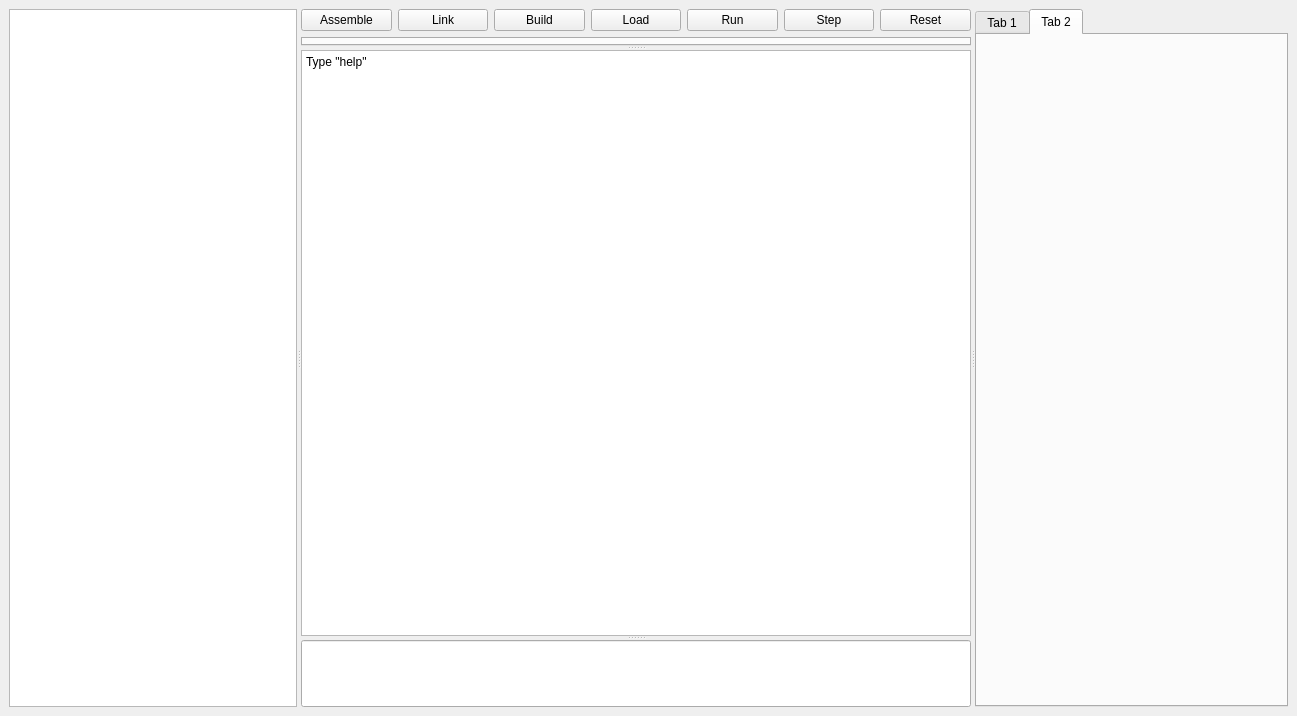
Before: the Qt Designer form ui/mainwindow.ui in godinhojoao/ProjetoPS, drawn with Qt 5.
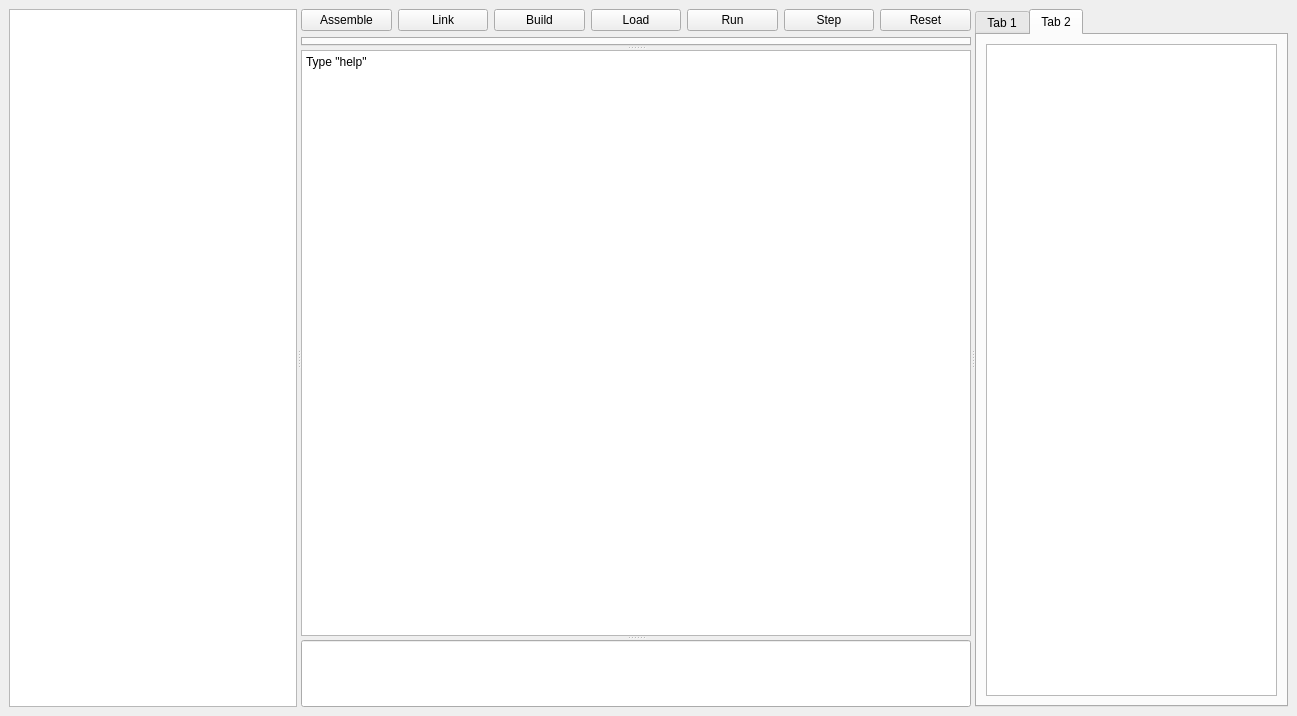
After: the same form once the commit is applied.

Commit message: feat: qtTableWidget to show memory on hexdump format

What changed in the file:
```diff
--- a/ui/mainwindow.ui
+++ b/ui/mainwindow.ui
@@ -123,6 +123,11 @@
         <attribute name="title">
          <string>Tab 2</string>
         </attribute>
+        <layout class="QVBoxLayout" name="verticalLayout_4">
+         <item>
+          <widget class="QTableWidget" name="tableMem"/>
+         </item>
+        </layout>
        </widget>
       </widget>
      </widget>
```
Left out of the diff: 2 changed lines with no effect on the pictures. The commit also changes 11 other files.
